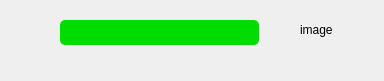
Qt form customUI/textchatinfoitem.ui (GhostsLYB/Client) before a commit.
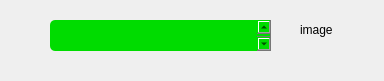
The same form after that commit.

Patch:
```diff
--- a/customUI/textchatinfoitem.ui
+++ b/customUI/textchatinfoitem.ui
@@ -25,10 +25,10 @@
    </property>
    <property name="geometry">
     <rect>
-     <x>60</x>
+     <x>50</x>
      <y>20</y>
-     <width>199</width>
-     <height>25</height>
+     <width>221</width>
+     <height>31</height>
     </rect>
    </property>
    <property name="sizePolicy">
@@ -45,19 +45,20 @@
    </property>
    <property name="maximumSize">
     <size>
-     <width>200</width>
+     <width>1000</width>
      <height>1000</height>
     </size>
    </property>
    <property name="styleSheet">
     <string notr="true">border-radius:5px;
-background-color: rgb(0, 220, 0);</string>
+background-color: rgb(0, 220, 0);
+font: 75 16pt;</string>
    </property>
    <property name="html">
     <string>&lt;!DOCTYPE HTML PUBLIC &quot;-//W3C//DTD HTML 4.0//EN&quot; &quot;http://www.w3.org/TR/REC-html40/strict.dtd&quot;&gt;
 &lt;html&gt;&lt;head&gt;&lt;meta name=&quot;qrichtext&quot; content=&quot;1&quot; /&gt;&lt;style type=&quot;text/css&quot;&gt;
 p, li { white-space: pre-wrap; }
-&lt;/style&gt;&lt;/head&gt;&lt;body style=&quot; font-family:'SimSun'; font-size:9pt; font-weight:400; font-style:normal;&quot;&gt;
+&lt;/style&gt;&lt;/head&gt;&lt;body style=&quot; font-family:'SimSun'; font-size:16pt; font-weight:72; font-style:normal;&quot;&gt;
 &lt;p style=&quot;-qt-paragraph-type:empty; margin-top:0px; margin-bottom:0px; margin-left:0px; margin-right:0px; -qt-block-indent:0; text-indent:0px;&quot;&gt;&lt;br /&gt;&lt;/p&gt;&lt;/body&gt;&lt;/html&gt;</string>
    </property>
   </widget>
```
Left out of the diff: 6 changed lines with no effect on the pictures.
